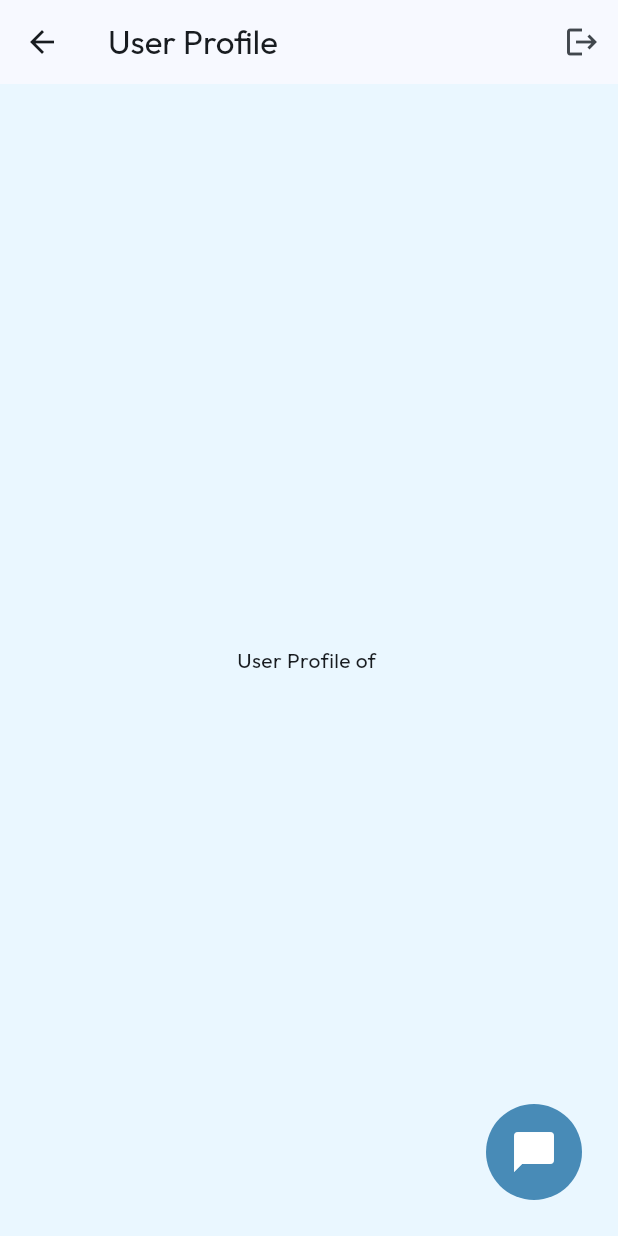
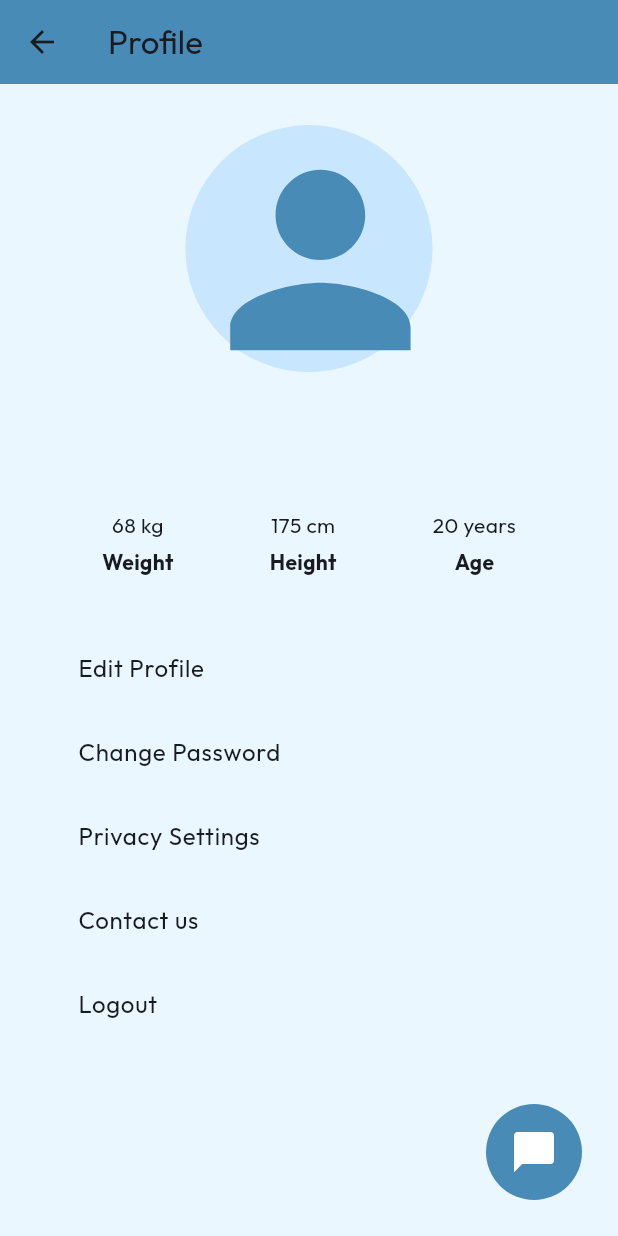
Before and after one commit to Yash-Khattar/Yogzen_app, a Flutter app: the UserProfileScreen screen opened directly, on a phone screen of 412 x 824 dp. Run offline on Flutter 3.47's test engine with Material 3 defaults, Android fonts, the phone set to English and light mode, and no system bars; our stand-ins replace audioplayers, google_fonts, shared_preferences; missing offline and left inert: dart:ffi, simple_ripple_animation; accounts and stored records are empty; network calls fail.

Commit message:
user profile

```diff
--- /dev/null
+++ b/lib/screens/userprofile/userInfo.dart
@@ -0,0 +1,24 @@
+import 'package:flutter/material.dart';
+
+class UserInfoItem extends StatelessWidget {
+  final String label;
+  final String value;
+
+  UserInfoItem({required this.label, required this.value});
+
+  @override
+  Widget build(BuildContext context) {
+    return Column(
+      children: [
+        Text(value),
+        SizedBox(height: 5.0),
+        Text(
+          label,
+          style: TextStyle(
+            fontWeight: FontWeight.bold,
+          ),
+        ),
+      ],
+    );
+  }
+}
--- /dev/null
+++ b/lib/screens/userprofile/userProfileButtons.dart
@@ -0,0 +1,49 @@
+import 'package:flutter/material.dart';
+import 'package:yogzen/global/color.dart';
+import 'package:yogzen/screens/welcome/welcome_screen.dart';
+import 'package:yogzen/services/auth_services.dart';
+
+class UserProfileButtons extends StatelessWidget {
+  final String title;
+  final VoidCallback onPressed;
+
+  UserProfileButtons({required this.title, required this.onPressed});
+
+  @override
+  Widget build(BuildContext context) {
+    return SingleChildScrollView(
+      child: Padding(
+        padding: EdgeInsets.all(16.0),
+        child: Column(
+          crossAxisAlignment: CrossAxisAlignment.start,
+          children: <Widget>[
+            ListTile(
+              title: Text('Edit Profile'),
+              onTap: onPressed,
+            ),
+            ListTile(
+              title: Text('Change Password'),
+              onTap: onPressed,
+            ),
+            ListTile(
+              title: Text('Privacy Settings'),
+              onTap: onPressed,
+            ),
+            ListTile(
+              title: Text('Contact us'),
+              onTap: onPressed,
+            ),
+            ListTile(
+              title: Text('Logout'),
+              onTap: () {
+                AuthServices().clearSharedPrefs();
+                Navigator.pushNamedAndRemoveUntil(
+                    context, WelcomeScreen.routeName, (route) => false);
+              },
+            ),
+          ],
+        ),
+      ),
+    );
+  }
+}
--- a/lib/screens/userprofile/user_profile.dart
+++ b/lib/screens/userprofile/user_profile.dart
@@ -2,11 +2,12 @@ import 'package:flutter/material.dart';
 import 'package:provider/provider.dart';
 import 'package:yogzen/global/color.dart';
 import 'package:yogzen/providers/user_provider.dart';
-import 'package:yogzen/screens/welcome/welcome_screen.dart';
-import 'package:yogzen/services/auth_services.dart';
+import 'package:yogzen/screens/userprofile/userInfo.dart';
+import 'package:yogzen/screens/userprofile/userProfileButtons.dart';
 
 import '../chatbot.dart/chatbot.dart';
 import '../chatbot.dart/components/bottome_page.dart';
+
 
 class UserProfileScreen extends StatefulWidget {
   const UserProfileScreen({super.key});
@@ -19,28 +20,73 @@ class _UserProfileScreenState extends State<UserProfileScreen> {
   @override
   Widget build(BuildContext context) {
     final user = Provider.of<UserProvider>(context).user;
+    final height = MediaQuery.of(context).size.height;
+    final width = MediaQuery.of(context).size.width;
     return Stack(
-      children: [
-        Scaffold(
-          appBar: AppBar(
-            title: Text("User Profile"),
-            actions: [
-              IconButton(
-                onPressed: () {
-                  AuthServices().clearSharedPrefs();
-                  Navigator.pushNamedAndRemoveUntil(
-                      context, WelcomeScreen.routeName, (route) => false);
-                },
-                icon: Icon(Icons.logout),
+      children: [Scaffold(
+        appBar: AppBar(
+          backgroundColor: kdarkBlue,
+          title: Text("Profile"),
+        ),
+        backgroundColor: klightBlue,
+        body: Padding(
+          padding: EdgeInsets.fromLTRB(20, 15, 20, 0),
+          child: Column(
+            children: [
+              SizedBox(height: height * 0.015),
+              Center(
+                child: CircleAvatar(
+                  child: Icon(
+                    Icons.person,
+                    color: kdarkBlue,
+                    size: 180,
+                  ),
+                  //backgroundImage: AssetImage('assets/logo.png'),
+                  radius: height * 0.1,
+                ),
               ),
+              SizedBox(height: 10,),
+
+              Container(
+                child: Text(
+                  '${user.name}',
+                  style: TextStyle(
+                    //fontWeight: FontWeight.bold,
+                    fontSize: 25,
+                  ),
+                ),
+              ),
+              SizedBox(height: 5,),
+
+              Container(
+                child: Text(
+                  '${user.email}',
+                  style: TextStyle(
+                    fontSize: 15,
+                  ),
+                ),
+              ),
+              SizedBox(height: 5,),
+
+              Padding(
+                padding: const EdgeInsets.all(16.0),
+                child: Row(
+                mainAxisAlignment: MainAxisAlignment.spaceAround,
+                children: [
+            UserInfoItem(label: 'Weight', value: '68 kg'),
+            UserInfoItem(label: 'Height', value: '175 cm'),
+            UserInfoItem(label: 'Age', value: '20 years'),
+            ],
+            ),
+            ),
+
+            UserProfileButtons(title: '', onPressed: () {}),
+
             ],
           ),
-          backgroundColor: klightBlue,
-          body: Center(
-            child: Text("User Profile of ${user.name}"),
-          ),
-        ),
-        Positioned(
+          )
+      ),
+      Positioned(
           bottom: 24,
           right: 24,
           child: InkWell(
@@ -60,7 +106,6 @@ class _UserProfileScreenState extends State<UserProfileScreen> {
             ),
           ),
         ),
-      ],
-    );
+    ] );
   }
 }
```
Also changed, not shown: assets/logo.png (added), pubspec.lock.
